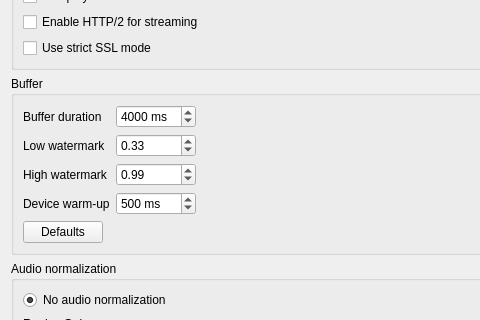
This is src/settings/backendsettingspage.ui in EchterAlsFake/strawberry as Qt 5 draws it before an edit; both pictures show x 0 to 480 and y 396 to 716 of the 717 by 1259 pixel window. The edited form follows.
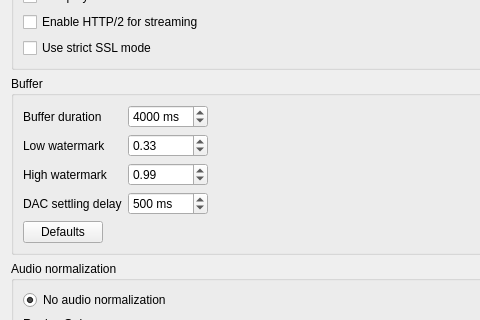
This is the edited form. Custom widgets are drawn as their Qt base class.

Commit message:
Apply DAC settling delay on track changes
Keep the configured settling delay on every new playback pipeline, including manual skips and automatic advances. Disable gapless transitions between files on exclusive outputs while a nonzero delay is configured, preserving continuous CUE sections and allowing gapless playback when the delay is zero.

Rename the backend setting to DAC settling delay, use a precise timer and document the behavior. All 19 playback tests pass, including timed initial, manual and automatic starts and preservation of the opening audio.

```diff
--- a/src/settings/backendsettingspage.ui
+++ b/src/settings/backendsettingspage.ui
@@ -455,7 +455,7 @@
         <item row="3" column="0">
          <widget class="QLabel" name="label_device_warmup">
           <property name="text">
-           <string>Device warm-up</string>
+           <string>DAC settling delay</string>
           </property>
          </widget>
         </item>
```
Left out of the diff: 2 changed lines with no effect on the pictures. The commit also changes 5 other files.
